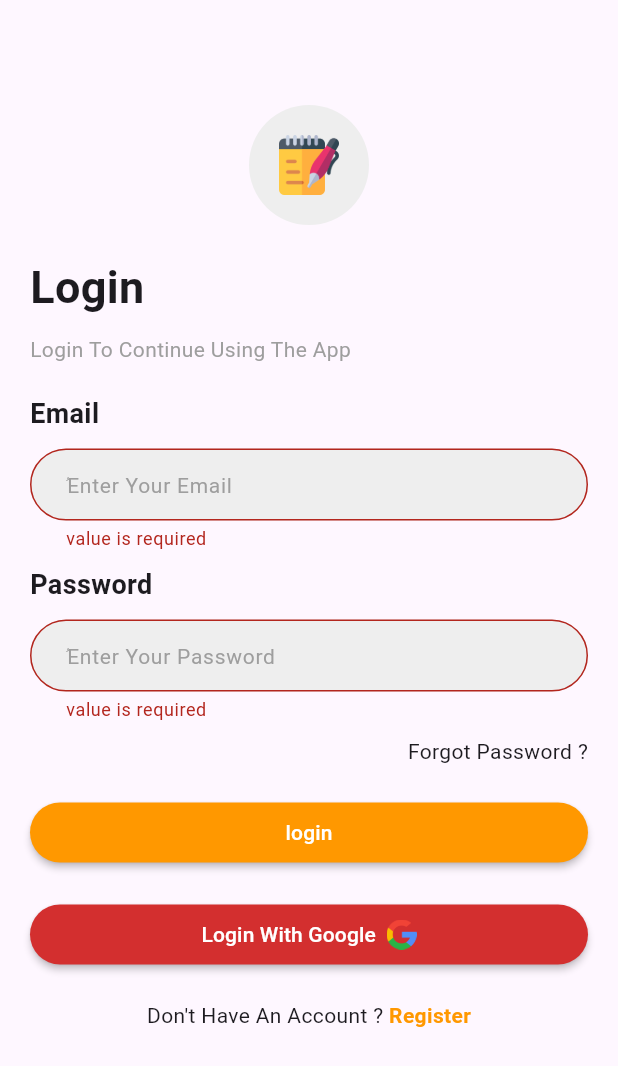
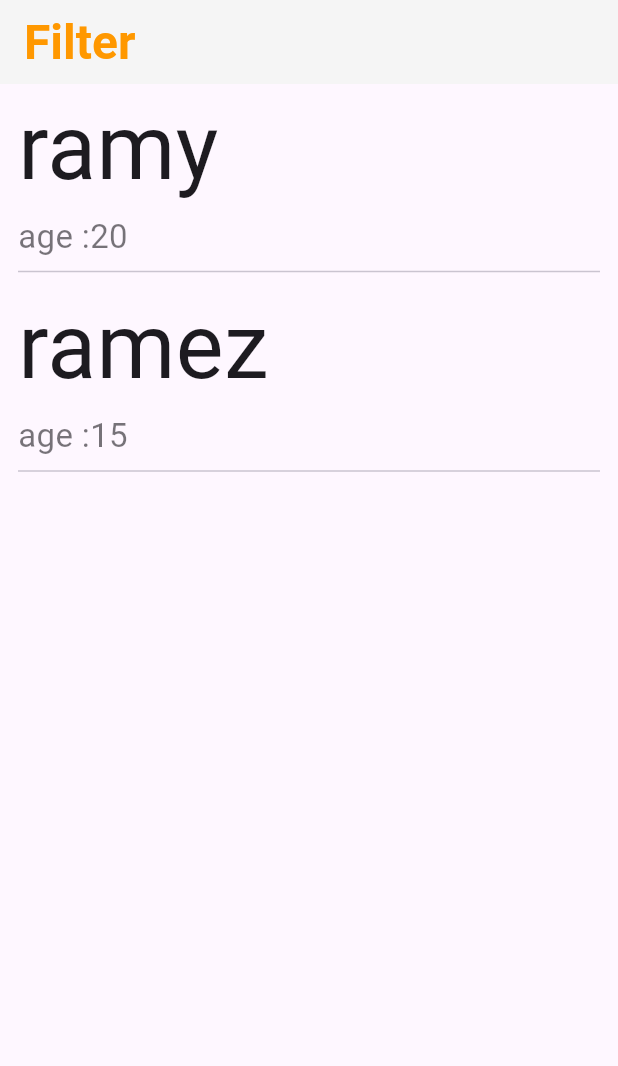
Before and after one commit to ramy23149/reviw_on-firebase, a Flutter app: the screen it shows after launch, on a phone screen of 412 x 824 dp. Shown: the top 1066 px of the screen. Run offline on Flutter 3.47's test engine with Material 3 defaults, Android fonts, the phone set to English and light mode, and no system bars; drawn by our look-alikes of modal_progress_hud_nsn; our stand-ins replace awesome_dialog, cloud_firestore, firebase_auth, firebase_core; accounts and stored records are empty.

Commit message:
FilteringPage UI done

```diff
--- /dev/null
+++ b/lib/Filtering/Filtering_page.dart
@@ -0,0 +1,33 @@
+import 'package:flutter/material.dart';
+
+class FilteringPage extends StatelessWidget {
+  const FilteringPage({super.key});
+
+  @override
+  Widget build(BuildContext context) {
+    return Scaffold(
+      appBar: AppBar(
+        backgroundColor: Colors.grey[100],
+        title: const Text('Filter'),
+      ),
+      body: const Padding(
+        padding: EdgeInsets.symmetric(horizontal: 12),
+        child: Column(
+          crossAxisAlignment: CrossAxisAlignment.start,
+          children: [
+          Text('ramy',style: TextStyle(fontSize: 60),),
+          Opacity(
+            opacity: .6,
+            child: Text('age :20',style: TextStyle(fontSize: 22),)),
+            Divider(),
+              Text('ramez',style: TextStyle(fontSize: 60),),
+          Opacity(
+            opacity: .6,
+            child: Text('age :15',style: TextStyle(fontSize: 22),)),
+            Divider(),
+          ],
+        ),
+      ),
+    );
+  }
+}
--- a/lib/home_page.dart
+++ b/lib/home_page.dart
@@ -3,7 +3,6 @@ import 'package:cloud_firestore/cloud_firestore.dart';
 import 'package:firebase_auth/firebase_auth.dart';
 import 'package:flutter/material.dart';
 import 'package:market_app/components/Custom_card.dart';
-import 'package:market_app/note/edit.dart';
 import 'package:market_app/note/view.dart';
 
 class Homepage extends StatefulWidget {
--- a/lib/main.dart
+++ b/lib/main.dart
@@ -3,6 +3,7 @@
 import 'package:firebase_auth/firebase_auth.dart';
 import 'package:firebase_core/firebase_core.dart';
 import 'package:flutter/material.dart';
+import 'package:market_app/Filtering/Filtering_page.dart';
 import 'package:market_app/add_category/add_category.dart';
  import 'package:market_app/auth/login.dart';
 import 'package:market_app/auth/signup.dart';
@@ -46,8 +47,9 @@ FirebaseAuth.instance
         )
       ),
       debugShowCheckedModeBanner: false,
-      home:  (FirebaseAuth.instance.currentUser!=null && FirebaseAuth.instance.currentUser!.emailVerified) ? Homepage():
-          Login(),
+      // home:  (FirebaseAuth.instance.currentUser!=null && FirebaseAuth.instance.currentUser!.emailVerified) ? Homepage():
+      //     Login(),
+      home: FilteringPage(),
       routes: {
         "signup": (context) => SignUp(),
         "login": (context) => Login(),
--- a/lib/note/view.dart
+++ b/lib/note/view.dart
@@ -88,7 +88,7 @@ class _NoteViewState extends State<NoteView> {
                                             builder: (context) =>
                                                 NoteView(docId: widget.docId)));
                                   },
-                                )..show();
+                                ).show();
                               },
                               onTap: () {
                                 Navigator.push(
```
